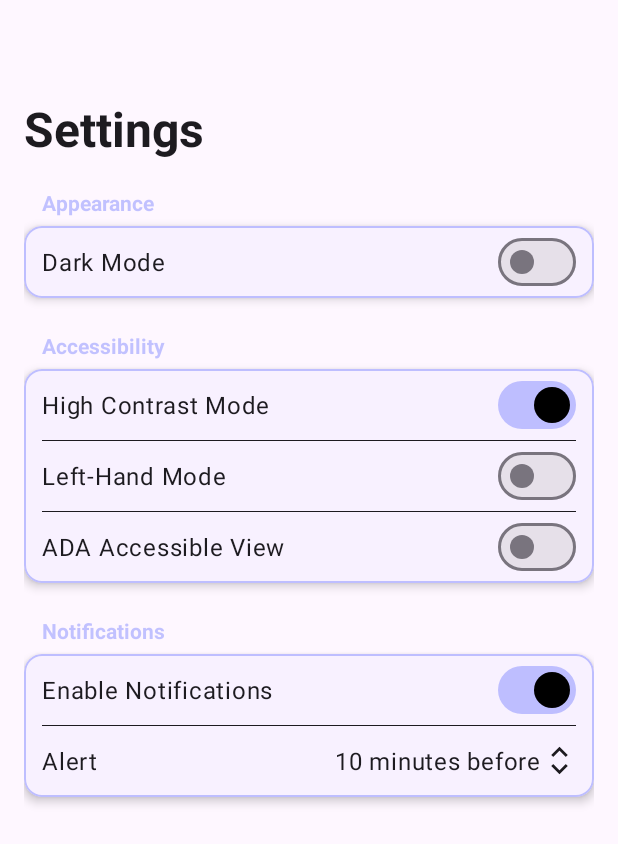
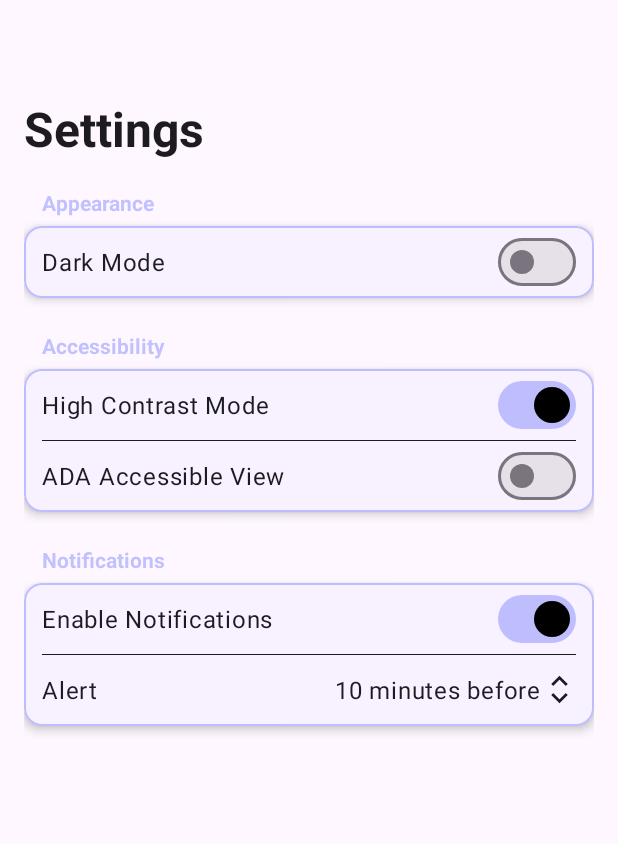
Before and after one commit to DevlinHamill/CS481, an Android app: the SettingsActivity screen opened directly, with no data from a screen before it, after a tap on "High Contrast Mode", on a phone screen of 412 x 824 dp. Shown: the top 844 px of the screen. Run offline under Robolectric (Android 15) with nearby library versions, the phone set to English and light mode, and no system bars; 2 statements that could not run were skipped; 1 other tap on this screen came first.

Commit message:
removed left-hand for now

```diff
--- a/CatMap/app/src/main/java/edu/cwu/catmap/activities/SettingsActivity.java
+++ b/CatMap/app/src/main/java/edu/cwu/catmap/activities/SettingsActivity.java
@@ -27,7 +27,7 @@ public class SettingsActivity extends AppCompatActivity {
         // Initialize UI components
         switchDarkMode = findViewById(R.id.switch_dark_mode);
         switchHighContrast = findViewById(R.id.switch_high_contrast_mode);
-        switchLeftHand = findViewById(R.id.switch_left_hand);
+        //switchLeftHand = findViewById(R.id.switch_left_hand);
         switchAdaAccessible = findViewById(R.id.switch_ada_accessible);
         switchNotifications = findViewById(R.id.switch_notifications);
 
@@ -89,6 +89,7 @@ public class SettingsActivity extends AppCompatActivity {
                 // Disable High Contrast Mode if Dark Mode is enabled
                 switchHighContrast.setChecked(false);
                 editor.putBoolean("high_contrast", false);
+
             }
         } else if (buttonView.getId() == R.id.switch_high_contrast_mode) {
             editor.putBoolean("high_contrast", isChecked);
@@ -97,9 +98,10 @@ public class SettingsActivity extends AppCompatActivity {
                 switchDarkMode.setChecked(false);
                 editor.putBoolean("dark_mode", false);
             }
-        } else if (buttonView.getId() == R.id.switch_left_hand) {
-            editor.putBoolean("left_hand", isChecked);
-        } else if (buttonView.getId() == R.id.switch_ada_accessible) {
+        }// else if (buttonView.getId() == R.id.switch_left_hand) {
+//            editor.putBoolean("left_hand", isChecked);
+//        }
+          else if (buttonView.getId() == R.id.switch_ada_accessible) {
             editor.putBoolean("ada_accessible", isChecked);
         } else if (buttonView.getId() == R.id.switch_notifications) {
             editor.putBoolean("notifications", isChecked);
@@ -139,10 +141,10 @@ public class SettingsActivity extends AppCompatActivity {
 
     }
 
-    public void toggleLeftHandMode(View view) {
-        MaterialSwitch switchLeftHand = findViewById(R.id.switch_left_hand);
-        switchLeftHand.toggle();
-    }
+//    public void toggleLeftHandMode(View view) {
+//        MaterialSwitch switchLeftHand = findViewById(R.id.switch_left_hand);
+//        switchLeftHand.toggle();
+//    }
 
     public void toggleAdaAccessible(View view) {
         MaterialSwitch switchAda = findViewById(R.id.switch_ada_accessible);
--- a/CatMap/app/src/main/res/layout/settings_activity.xml
+++ b/CatMap/app/src/main/res/layout/settings_activity.xml
@@ -129,6 +129,7 @@
                         android:layout_height="wrap_content"/>
                 </LinearLayout>
 
+                <!--
                 <LinearLayout
                     android:layout_width="match_parent"
                     android:layout_height="wrap_content"
@@ -150,7 +151,7 @@
                         android:id="@+id/switch_left_hand"
                         android:layout_width="wrap_content"
                         android:layout_height="wrap_content" />
-                </LinearLayout>
+                </LinearLayout>-->
 
                 <LinearLayout
                     android:layout_width="match_parent"
@@ -194,7 +195,8 @@
             app:cardCornerRadius="12dp"
             android:layout_marginBottom="16dp"
             app:strokeColor="?attr/colorPrimary"
-            app:strokeWidth="1dp">
+            app:strokeWidth="1dp"
+            >
 
             <LinearLayout
                 android:layout_width="match_parent"
@@ -213,7 +215,10 @@
                     android:clickable="true"
                     android:focusable="true"
                     android:background="?attr/selectableItemBackground"
-                    android:onClick="toggleNotifications">
+                    android:onClick="toggleNotifications"
+                    app:strokeColor="@android:color/transparent"
+                    app:strokeWidth="0dp"
+                    >
 
                     <TextView
                         android:layout_width="0dp"
--- a/CatMap/app/src/main/res/values-night/themes.xml
+++ b/CatMap/app/src/main/res/values-night/themes.xml
@@ -1,7 +1,10 @@
 <resources xmlns:tools="http://schemas.android.com/tools">
     <!-- Base application theme. -->
-    <style name="Base.Theme.CatMap" parent="Theme.Material3.DayNight.NoActionBar">
-        <!-- Customize your dark theme here. -->
-        <!-- <item name="colorPrimary">@color/my_dark_primary</item> -->
+    <style name="Base.Theme.CatMap" parent="Theme.Material3.Dark.NoActionBar">
+        <item name="colorPrimary">@color/black</item>
+        <item name="backgroundColor">@color/black</item>
+        <item name="colorOnPrimary">@color/white</item>
+        <item name="colorOnBackground">@color/white</item>
     </style>
+
 </resources>
--- a/CatMap/app/src/main/res/values/themes.xml
+++ b/CatMap/app/src/main/res/values/themes.xml
@@ -16,4 +16,5 @@
     </style>
 
     <style name="Theme.CatMap" parent="Base.Theme.CatMap" />
+
 </resources>
```
